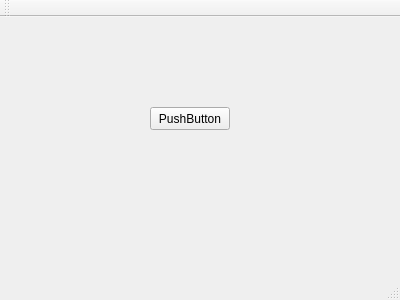
This is software/dfmtgui/mainwin.ui in FoxVK/DFMT as Qt 5 draws it before an edit. The edited form follows.
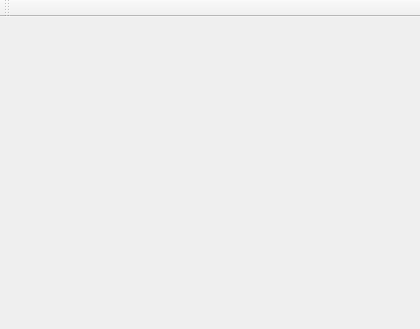
This is the edited form.

What changed in the file:
```diff
--- a/software/dfmtgui/mainwin.ui
+++ b/software/dfmtgui/mainwin.ui
@@ -6,27 +6,15 @@
    <rect>
     <x>0</x>
     <y>0</y>
-    <width>400</width>
-    <height>300</height>
+    <width>420</width>
+    <height>329</height>
    </rect>
   </property>
   <property name="windowTitle">
    <string>MainWin</string>
   </property>
   <widget class="QWidget" name="centralWidget">
-   <widget class="QPushButton" name="pushButton">
-    <property name="geometry">
-     <rect>
-      <x>150</x>
-      <y>90</y>
-      <width>80</width>
-      <height>23</height>
-     </rect>
-    </property>
-    <property name="text">
-     <string>PushButton</string>
-    </property>
-   </widget>
+   <layout class="QVBoxLayout" name="verticalLayout"/>
   </widget>
   <widget class="QMenuBar" name="menuBar">
    <property name="geometry">
@@ -46,7 +34,6 @@
     <bool>false</bool>
    </attribute>
   </widget>
-  <widget class="QStatusBar" name="statusBar"/>
  </widget>
  <layoutdefault spacing="6" margin="11"/>
  <resources/>
```
Left out of the diff: 21 changed lines with no effect on the pictures.
